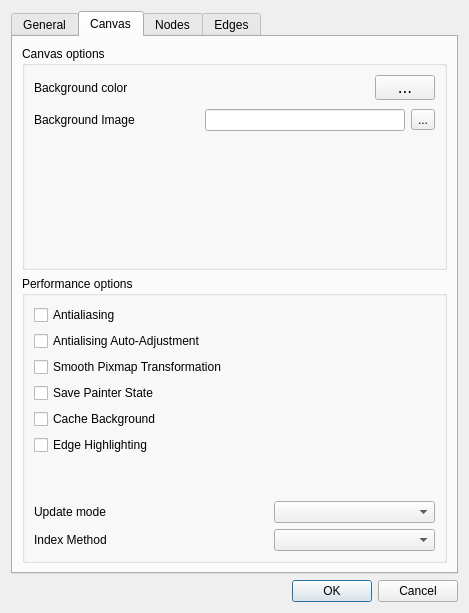
The window that src/forms/dialogsettings.ui (socnetv/app) describes before a commit, drawn with Qt 5.
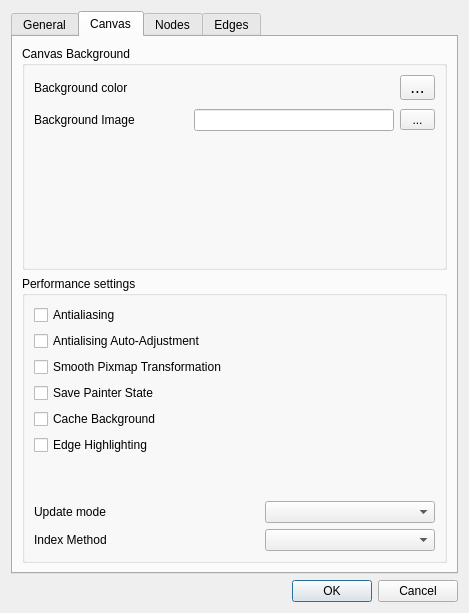
The same window after the commit. The open tabs and pages were chosen to show the change. Icons and pictures are not drawn.

Patch:
```diff
--- a/src/forms/dialogsettings.ui
+++ b/src/forms/dialogsettings.ui
@@ -269,7 +269,7 @@
        <item row="0" column="0">
         <widget class="QGroupBox" name="groupBox_2">
          <property name="title">
-          <string>Canvas options</string>
+          <string>Canvas Background</string>
          </property>
          <layout class="QVBoxLayout" name="verticalLayout_3">
           <item>
@@ -305,10 +305,16 @@
             </item>
             <item>
              <widget class="QToolButton" name="bgColorButton">
+              <property name="sizePolicy">
+               <sizepolicy hsizetype="Fixed" vsizetype="Fixed">
+                <horstretch>0</horstretch>
+                <verstretch>0</verstretch>
+               </sizepolicy>
+              </property>
               <property name="minimumSize">
                <size>
-                <width>60</width>
-                <height>25</height>
+                <width>35</width>
+                <height>0</height>
                </size>
               </property>
               <property name="font">
@@ -382,6 +388,18 @@
             </item>
             <item>
              <widget class="QToolButton" name="bgImageSelectButton">
+              <property name="sizePolicy">
+               <sizepolicy hsizetype="Fixed" vsizetype="Fixed">
+                <horstretch>0</horstretch>
+                <verstretch>0</verstretch>
+               </sizepolicy>
+              </property>
+              <property name="minimumSize">
+               <size>
+                <width>35</width>
+                <height>0</height>
+               </size>
+              </property>
               <property name="toolTip">
                <string>&lt;html&gt;&lt;head/&gt;&lt;body&gt;&lt;p&gt;&lt;span style=&quot; font-weight:600;&quot;&gt;Background image&lt;/span&gt;&lt;/p&gt;&lt;p&gt;Click this button to select a new background image.&lt;/p&gt;&lt;p&gt;If the file does not exist, the default background color will be used.&lt;/p&gt;&lt;p&gt;This is a permanent setting. Once you press OK, it will be saved and will be the default of the application every time you run SocNetV - until you change it again.&lt;/p&gt;&lt;p&gt;&lt;br/&gt;&lt;/p&gt;&lt;/body&gt;&lt;/html&gt;</string>
               </property>
@@ -417,7 +435,7 @@
           <string>&lt;html&gt;&lt;head/&gt;&lt;body&gt;&lt;p&gt;&lt;span style=&quot; font-weight:600;&quot;&gt;Performance Options&lt;/span&gt;&lt;/p&gt;&lt;p&gt;&lt;br/&gt;&lt;/p&gt;&lt;p&gt;The following options influence the performance of the SocNetV canvas, inside which nodes and edges are being drawn. They affect the look of nodes and edges as well the precision and speed of the graphics engine.&lt;/p&gt;&lt;p&gt;&lt;br/&gt;&lt;/p&gt;&lt;p&gt;Most of these options have noticeable effects only in large networks. For instance, if you have a network with over 3000 actors and 10000 edges you might want to disable Antialiasing, Antialiasing Auto-adjustment and Smooth Pixmap Transformation while enabling Cache Background. &lt;/p&gt;&lt;p&gt;&lt;br/&gt;&lt;/p&gt;&lt;p&gt;Also, if you need to visually interact with edges in a large network, you can experiment with the Update Mode setting to find which is suitable for your workload. The default setting &amp;quot;Full&amp;quot; means that the canvas is fully redrawn every time you make a small change.&lt;/p&gt;&lt;/body&gt;&lt;/html&gt;</string>
          </property>
          <property name="title">
-          <string>Performance options</string>
+          <string>Performance settings</string>
          </property>
          <layout class="QVBoxLayout" name="verticalLayout_4">
           <item>
@@ -560,14 +578,14 @@
             <item>
              <widget class="QComboBox" name="canvasUpdateModeSelect">
               <property name="sizePolicy">
-               <sizepolicy hsizetype="MinimumExpanding" vsizetype="Fixed">
+               <sizepolicy hsizetype="Fixed" vsizetype="Fixed">
                 <horstretch>0</horstretch>
                 <verstretch>0</verstretch>
                </sizepolicy>
               </property>
               <property name="minimumSize">
                <size>
-                <width>145</width>
+                <width>170</width>
                 <height>0</height>
                </size>
               </property>
@@ -634,14 +652,14 @@
             <item>
              <widget class="QComboBox" name="canvasIndexMethodSelect">
               <property name="sizePolicy">
-               <sizepolicy hsizetype="MinimumExpanding" vsizetype="Fixed">
+               <sizepolicy hsizetype="Fixed" vsizetype="Fixed">
                 <horstretch>0</horstretch>
                 <verstretch>0</verstretch>
                </sizepolicy>
               </property>
               <property name="minimumSize">
                <size>
-                <width>145</width>
+                <width>170</width>
                 <height>0</height>
                </size>
               </property>
```
Left out of the diff: 17 changed lines with no effect on the pictures.
